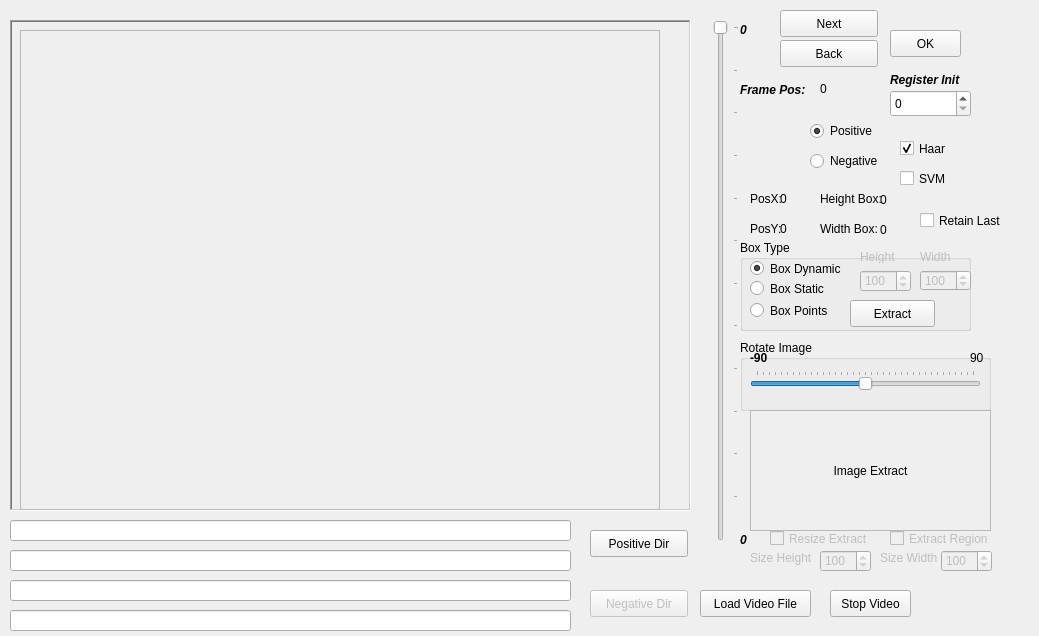
First picture: the form in mainwindow.ui, repository animecomico/gui-training-opencv, before the edit.
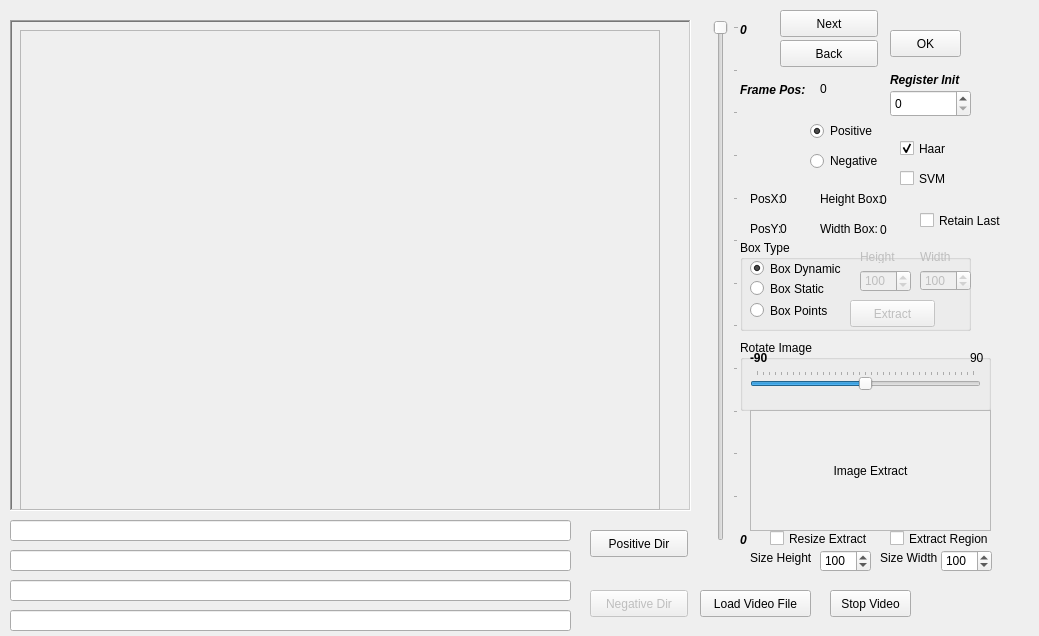
Second picture: the form after the edit.

```diff
--- a/mainwindow.ui
+++ b/mainwindow.ui
@@ -577,6 +577,9 @@
      </property>
     </widget>
     <widget class="QPushButton" name="pushButtonExtract1">
+     <property name="enabled">
+      <bool>false</bool>
+     </property>
      <property name="geometry">
       <rect>
        <x>110</x>
@@ -789,7 +792,7 @@
    </widget>
    <widget class="QSpinBox" name="spinBoxResHeight">
     <property name="enabled">
-     <bool>false</bool>
+     <bool>true</bool>
     </property>
     <property name="geometry">
      <rect>
@@ -811,7 +814,7 @@
    </widget>
    <widget class="QSpinBox" name="spinBoxResWidth">
     <property name="enabled">
-     <bool>false</bool>
+     <bool>true</bool>
     </property>
     <property name="geometry">
      <rect>
@@ -833,7 +836,7 @@
    </widget>
    <widget class="QLabel" name="labelResHeight">
     <property name="enabled">
-     <bool>false</bool>
+     <bool>true</bool>
     </property>
     <property name="geometry">
      <rect>
@@ -849,7 +852,7 @@
    </widget>
    <widget class="QLabel" name="labelResWidth">
     <property name="enabled">
-     <bool>false</bool>
+     <bool>true</bool>
     </property>
     <property name="geometry">
      <rect>
@@ -865,7 +868,7 @@
    </widget>
    <widget class="QCheckBox" name="checkBoxResizeEXtract">
     <property name="enabled">
-     <bool>false</bool>
+     <bool>true</bool>
     </property>
     <property name="geometry">
      <rect>
@@ -901,7 +904,7 @@
    </widget>
    <widget class="QCheckBox" name="checkBoxImageEXtractOnly">
     <property name="enabled">
-     <bool>false</bool>
+     <bool>true</bool>
     </property>
     <property name="geometry">
      <rect>
```
